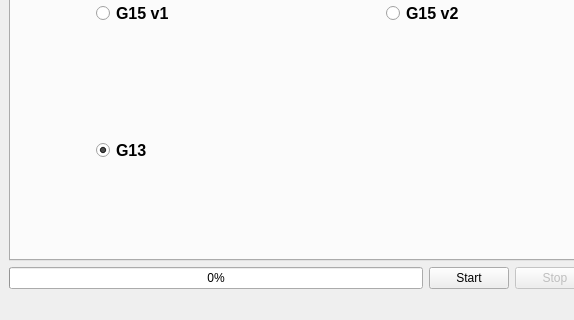
Above: dcspy/ui/qtdcs.ui from emcek/dcspy before the change; both pictures show x 0 to 574 and y 313 to 633 of the 690 by 633 pixel window. Below: the same form after it.
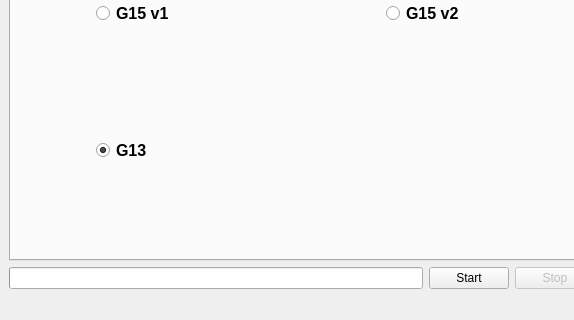
That is the form after the change. Icons and pictures are not drawn.

Commit message: remove test from progressbar

Diff of the .ui file:
```diff
--- a/dcspy/ui/qtdcs.ui
+++ b/dcspy/ui/qtdcs.ui
@@ -487,6 +487,9 @@
           <property name="value">
            <number>0</number>
           </property>
+          <property name="textVisible">
+           <bool>false</bool>
+          </property>
          </widget>
         </item>
         <item>
```
The commit also changes 1 other file.
